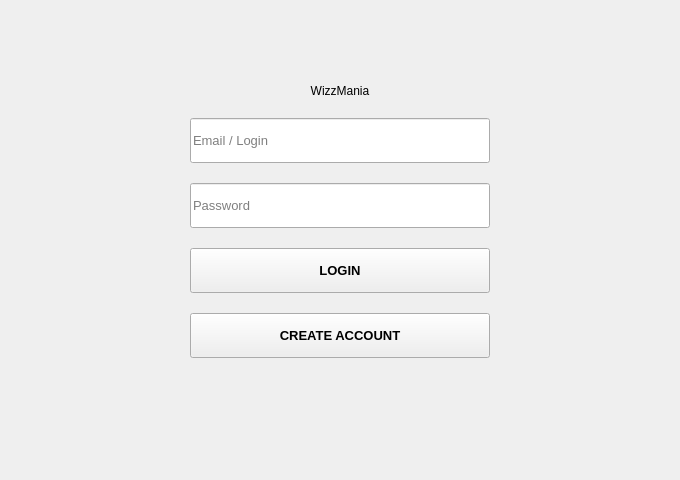
AdelinePat/wizzMania, file client/Forms/login_widget.ui: the form before one commit.
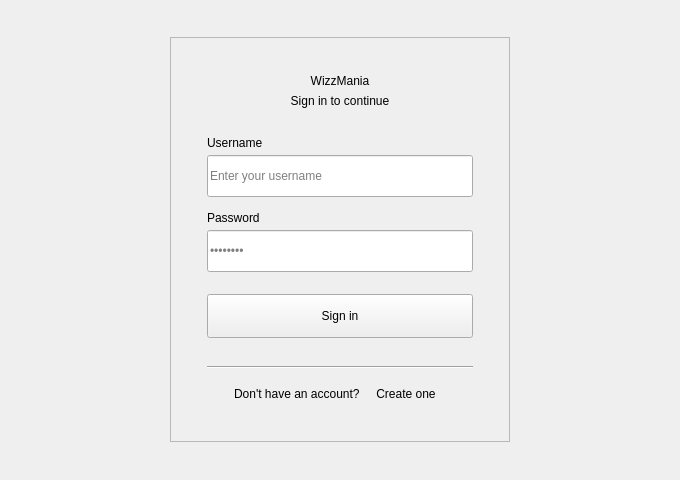
The form after the commit.

Commit message:
feat: test UI for Qt client
change login and register widget + message item widget + app.qss

```diff
--- a/client/Forms/login_widget.ui
+++ b/client/Forms/login_widget.ui
@@ -11,187 +11,239 @@
    </rect>
   </property>
   <property name="minimumSize">
-   <size>
-    <width>400</width>
-    <height>300</height>
-   </size>
+   <size><width>400</width><height>340</height></size>
   </property>
-  
-  <layout class="QVBoxLayout" name="verticalLayout">
+
+  <!-- Root layout: fills window, centers the card -->
+  <layout class="QVBoxLayout" name="rootLayout">
+   <property name="spacing"><number>0</number></property>
+   <property name="leftMargin"><number>0</number></property>
+   <property name="topMargin"><number>0</number></property>
+   <property name="rightMargin"><number>0</number></property>
+   <property name="bottomMargin"><number>0</number></property>
+
+   <!-- Top stretch -->
    <item>
-    <spacer name="verticalSpacer_top">
-     <property name="orientation">
-      <enum>Qt::Orientation::Vertical</enum>
-     </property>
-     <property name="sizeHint" stdset="0">
-      <size>
-       <width>20</width>
-       <height>40</height>
-      </size>
-     </property>
+    <spacer name="vSpacerTop">
+     <property name="orientation"><enum>Qt::Orientation::Vertical</enum></property>
+     <property name="sizeHint" stdset="0"><size><width>20</width><height>40</height></size></property>
     </spacer>
    </item>
+
+   <!-- Horizontal centering row -->
    <item>
-    <layout class="QHBoxLayout" name="horizontalLayout">
+    <layout class="QHBoxLayout" name="centerRow">
+     <property name="spacing"><number>0</number></property>
+
      <item>
-      <spacer name="horizontalSpacer_left">
-       <property name="orientation">
-        <enum>Qt::Orientation::Horizontal</enum>
-       </property>
-       <property name="sizeHint" stdset="0">
-        <size>
-         <width>40</width>
-         <height>20</height>
-        </size>
-       </property>
+      <spacer name="hSpacerLeft">
+       <property name="orientation"><enum>Qt::Orientation::Horizontal</enum></property>
+       <property name="sizeHint" stdset="0"><size><width>40</width><height>20</height></size></property>
       </spacer>
      </item>
      <item>
-      <layout class="QVBoxLayout" name="formLayout">
-       <property name="spacing">
-        <number>20</number>
-       </property>
-       <item>
-        <widget class="QLabel" name="titleLabel">
-         <property name="text">
-          <string>WizzMania</string>
-         </property>
-         <property name="alignment">
-          <set>Qt::AlignmentFlag::AlignCenter</set>
-         </property>
-        </widget>
-       </item>
-       <item>
-        <widget class="QLineEdit" name="usernameEdit">
-         <property name="minimumSize">
-          <size>
-           <width>300</width>
-           <height>45</height>
-          </size>
-         </property>
-         <property name="font">
-          <font>
-           <pointsize>10</pointsize>
-          </font>
-         </property>
-         
-         <property name="placeholderText">
-          <string>Email / Login</string>
-         </property>
-        </widget>
-       </item>
-       <item>
-        <widget class="QLineEdit" name="passwordEdit">
-         <property name="minimumSize">
-          <size>
-           <width>300</width>
-           <height>45</height>
-          </size>
-         </property>
-         <property name="font">
-          <font>
-           <pointsize>10</pointsize>
-          </font>
-         </property>
-         
-         <property name="echoMode">
-          <enum>QLineEdit::EchoMode::Password</enum>
-         </property>
-         <property name="placeholderText">
-          <string>Password</string>
-         </property>
-        </widget>
-       </item>
-       <item>
-        <widget class="QPushButton" name="loginButton">
-         <property name="minimumSize">
-          <size>
-           <width>200</width>
-           <height>45</height>
-          </size>
-         </property>
-         <property name="font">
-          <font>
-           <pointsize>10</pointsize>
-           <bold>true</bold>
-          </font>
-         </property>
-         
-         <property name="text">
-          <string>LOGIN</string>
-         </property>
-        </widget>
-       </item>
-       <item>
-        <widget class="QPushButton" name="registerButton">
-         <property name="minimumSize">
-          <size>
-           <width>200</width>
-           <height>45</height>
-          </size>
-         </property>
-         <property name="font">
-          <font>
-           <pointsize>10</pointsize>
-           <bold>true</bold>
-          </font>
-         </property>
-         
-         <property name="text">
-          <string>CREATE ACCOUNT</string>
-         </property>
-        </widget>
-       </item>
-             <item>
-                <widget class="QLabel" name="errorLabel">
-                 <property name="minimumSize">
-                    <size>
-                     <width>300</width>
-                     <height>18</height>
-                    </size>
-                 </property>
-                 
-                 <property name="text">
-                    <string/>
-                 </property>
-                 <property name="alignment">
-                    <set>Qt::AlignmentFlag::AlignCenter</set>
-                 </property>
-                 <property name="wordWrap">
-                    <bool>true</bool>
-                 </property>
-                </widget>
-             </item>
-      </layout>
+      <widget class="QFrame" name="loginCard">
+       <property name="minimumSize"><size><width>340</width><height>0</height></size></property>
+       <property name="maximumSize"><size><width>380</width><height>16777215</height></size></property>
+       <property name="frameShape"><enum>QFrame::Shape::StyledPanel</enum></property>
+       <property name="frameShadow"><enum>QFrame::Shadow::Raised</enum></property>
+
+       <layout class="QVBoxLayout" name="cardLayout">
+        <property name="spacing"><number>0</number></property>
+        <property name="leftMargin"><number>36</number></property>
+        <property name="topMargin"><number>36</number></property>
+        <property name="rightMargin"><number>36</number></property>
+        <property name="bottomMargin"><number>36</number></property>
+
+        <!-- Logo -->
+        <item>
+         <widget class="QLabel" name="titleLabel">
+          <property name="text"><string>WizzMania</string></property>
+          <property name="alignment"><set>Qt::AlignmentFlag::AlignCenter</set></property>
+         </widget>
+        </item>
+
+        <!-- Tagline -->
+        <item>
+         <spacer name="spacerAfterLogo">
+          <property name="orientation"><enum>Qt::Orientation::Vertical</enum></property>
+          <property name="sizeType"><enum>QSizePolicy::Policy::Fixed</enum></property>
+          <property name="sizeHint" stdset="0"><size><width>20</width><height>6</height></size></property>
+         </spacer>
+        </item>
+        <item>
+         <widget class="QLabel" name="taglineLabel">
+          <property name="text"><string>Sign in to continue</string></property>
+          <property name="alignment"><set>Qt::AlignmentFlag::AlignCenter</set></property>
+         </widget>
+        </item>
+
+        <!-- Gap before fields -->
+        <item>
+         <spacer name="spacerBeforeFields">
+          <property name="orientation"><enum>Qt::Orientation::Vertical</enum></property>
+          <property name="sizeType"><enum>QSizePolicy::Policy::Fixed</enum></property>
+          <property name="sizeHint" stdset="0"><size><width>20</width><height>28</height></size></property>
+         </spacer>
+        </item>
+
+        <!-- Username label -->
+        <item>
+         <widget class="QLabel" name="fieldLabelUsername">
+          <property name="text"><string>Username</string></property>
+         </widget>
+        </item>
+        <item>
+         <spacer name="spacerLabelUsername">
+          <property name="orientation"><enum>Qt::Orientation::Vertical</enum></property>
+          <property name="sizeType"><enum>QSizePolicy::Policy::Fixed</enum></property>
+          <property name="sizeHint" stdset="0"><size><width>20</width><height>5</height></size></property>
+         </spacer>
+        </item>
+
+        <!-- Username input -->
+        <item>
+         <widget class="QLineEdit" name="usernameEdit">
+          <property name="minimumSize"><size><width>0</width><height>42</height></size></property>
+          <property name="placeholderText"><string>Enter your username</string></property>
+         </widget>
+        </item>
+
+        <!-- Gap between fields -->
+        <item>
+         <spacer name="spacerBetweenFields">
+          <property name="orientation"><enum>Qt::Orientation::Vertical</enum></property>
+          <property name="sizeType"><enum>QSizePolicy::Policy::Fixed</enum></property>
+          <property name="sizeHint" stdset="0"><size><width>20</width><height>14</height></size></property>
+         </spacer>
+        </item>
+
+        <!-- Password label -->
+        <item>
+         <widget class="QLabel" name="fieldLabelPassword">
+          <property name="text"><string>Password</string></property>
+         </widget>
+        </item>
+        <item>
+         <spacer name="spacerLabelPassword">
+          <property name="orientation"><enum>Qt::Orientation::Vertical</enum></property>
+          <property name="sizeType"><enum>QSizePolicy::Policy::Fixed</enum></property>
+          <property name="sizeHint" stdset="0"><size><width>20</width><height>5</height></size></property>
+         </spacer>
+        </item>
+
+        <!-- Password input -->
+        <item>
+         <widget class="QLineEdit" name="passwordEdit">
+          <property name="minimumSize"><size><width>0</width><height>42</height></size></property>
+          <property name="echoMode"><enum>QLineEdit::EchoMode::Password</enum></property>
+          <property name="placeholderText"><string>••••••••</string></property>
+         </widget>
+        </item>
+
+        <!-- Gap before login button -->
+        <item>
+         <spacer name="spacerBeforeLogin">
+          <property name="orientation"><enum>Qt::Orientation::Vertical</enum></property>
+          <property name="sizeType"><enum>QSizePolicy::Policy::Fixed</enum></property>
+          <property name="sizeHint" stdset="0"><size><width>20</width><height>22</height></size></property>
+         </spacer>
+        </item>
+
+        <!-- Login button (primary) -->
+        <item>
+         <widget class="QPushButton" name="loginButton">
+          <property name="minimumSize"><size><width>0</width><height>44</height></size></property>
+          <property name="text"><string>Sign in</string></property>
+         </widget>
+        </item>
+
+        <!-- Error label -->
+        <item>
+         <widget class="QLabel" name="errorLabel">
+          <property name="minimumSize"><size><width>0</width><height>16</height></size></property>
+          <property name="text"><string/></property>
+          <property name="alignment"><set>Qt::AlignmentFlag::AlignCenter</set></property>
+          <property name="wordWrap"><bool>true</bool></property>
+         </widget>
+        </item>
+
+        <!-- Divider -->
+        <item>
+         <spacer name="spacerBeforeDivider">
+          <property name="orientation"><enum>Qt::Orientation::Vertical</enum></property>
+          <property name="sizeType"><enum>QSizePolicy::Policy::Fixed</enum></property>
+          <property name="sizeHint" stdset="0"><size><width>20</width><height>12</height></size></property>
+         </spacer>
+        </item>
+        <item>
+         <widget class="QFrame" name="dividerLine">
+          <property name="frameShape"><enum>QFrame::Shape::HLine</enum></property>
+          <property name="frameShadow"><enum>QFrame::Shadow::Sunken</enum></property>
+         </widget>
+        </item>
+        <item>
+         <spacer name="spacerAfterDivider">
+          <property name="orientation"><enum>Qt::Orientation::Vertical</enum></property>
+          <property name="sizeType"><enum>QSizePolicy::Policy::Fixed</enum></property>
+          <property name="sizeHint" stdset="0"><size><width>20</width><height>14</height></size></property>
+         </spacer>
+        </item>
+
+        <!-- "No account?" label + register link row -->
+        <item>
+         <layout class="QHBoxLayout" name="registerRow">
+          <property name="spacing"><number>6</number></property>
+          <item>
+           <spacer name="hSpacerRegLeft">
+            <property name="orientation"><enum>Qt::Orientation::Horizontal</enum></property>
+            <property name="sizeHint" stdset="0"><size><width>0</width><height>0</height></size></property>
+           </spacer>
+          </item>
+          <item>
+           <widget class="QLabel" name="noAccountLabel">
+            <property name="text"><string>Don't have an account?</string></property>
+           </widget>
+          </item>
+          <item>
+           <widget class="QPushButton" name="registerButton">
+            <property name="text"><string>Create one</string></property>
+            <property name="flat"><bool>true</bool></property>
+            <property name="cursor">
+             <cursorShape>PointingHandCursor</cursorShape>
+            </property>
+           </widget>
+          </item>
+          <item>
+           <spacer name="hSpacerRegRight">
+            <property name="orientation"><enum>Qt::Orientation::Horizontal</enum></property>
+            <property name="sizeHint" stdset="0"><size><width>0</width><height>0</height></size></property>
+           </spacer>
+          </item>
+         </layout>
+        </item>
+
+       </layout>
+      </widget>
      </item>
+
      <item>
-      <spacer name="horizontalSpacer_right">
-       <property name="orientation">
-        <enum>Qt::Orientation::Horizontal</enum>
-       </property>
-       <property name="sizeHint" stdset="0">
-        <size>
-         <width>40</width>
-         <height>20</height>
-        </size>
-       </property>
+      <spacer name="hSpacerRight">
+       <property name="orientation"><enum>Qt::Orientation::Horizontal</enum></property>
+       <property name="sizeHint" stdset="0"><size><width>40</width><height>20</height></size></property>
       </spacer>
      </item>
     </layout>
    </item>
+
+   <!-- Bottom stretch -->
    <item>
-    <spacer name="verticalSpacer_bottom">
-     <property name="orientation">
-      <enum>Qt::Orientation::Vertical</enum>
-     </property>
-     <property name="sizeHint" stdset="0">
-      <size>
-       <width>20</width>
-       <height>40</height>
-      </size>
-     </property>
+    <spacer name="vSpacerBottom">
+     <property name="orientation"><enum>Qt::Orientation::Vertical</enum></property>
+     <property name="sizeHint" stdset="0"><size><width>20</width><height>40</height></size></property>
     </spacer>
    </item>
+
   </layout>
  </widget>
  <resources/>
```
Left out of the diff: 9 changed lines with no effect on the pictures. The commit also changes 7 other files.
